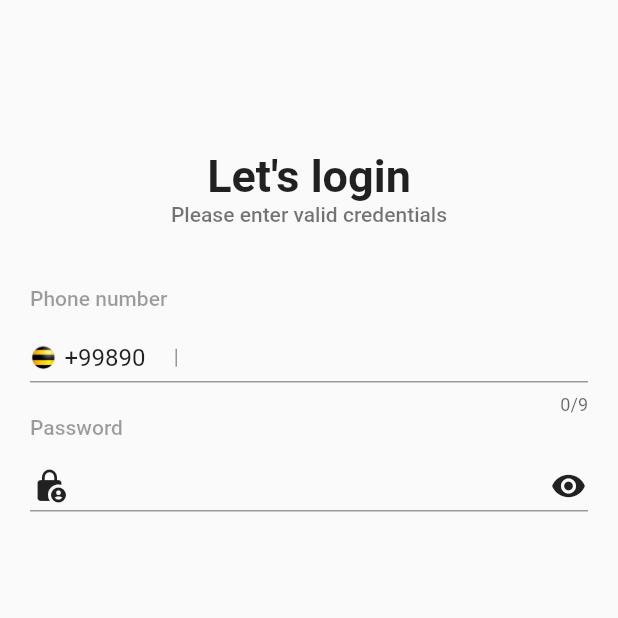
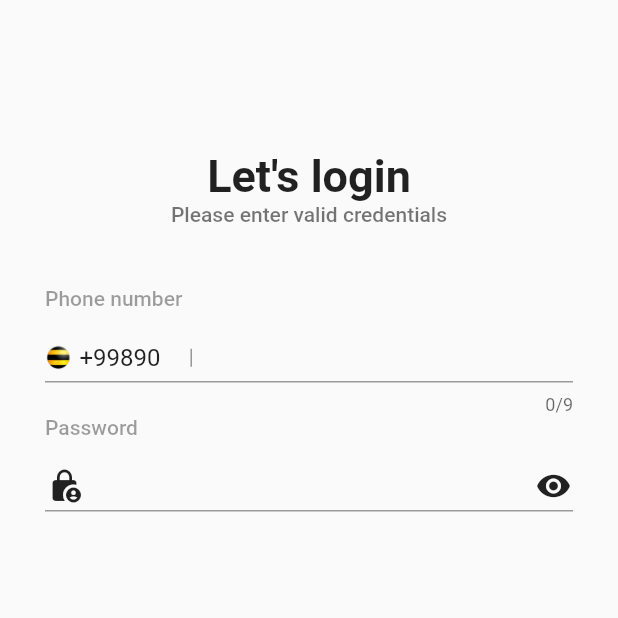
Before and after one commit to shahzodbek163/flinger, a Flutter app: the screen it shows after launch, after a tap on "LOGIN", on a phone screen of 412 x 824 dp, the top half of it. Run offline on Flutter 3.47's test engine with Material 2 defaults, Android fonts, the phone set to English and light mode, and no system bars; our stand-ins replace drop_shadow, flutter_multi_formatter, google_fonts; missing offline and left inert: shadow; Roboto replaces fonts that are missing (Ubuntu).

Commit message:
login screen

```diff
--- a/lib/screens/login_screen.dart
+++ b/lib/screens/login_screen.dart
@@ -13,7 +13,7 @@
   Widget build(BuildContext context) {
     return Scaffold(
       body: Padding(
-        padding: const EdgeInsets.only(top: 100, left: 20, right: 20),
+        padding: const EdgeInsets.only(top: 100, left: 30, right: 30),
         child: Column(
           crossAxisAlignment: CrossAxisAlignment.start,
           children: [
--- a/lib/widgets/text_field_icon.dart
+++ b/lib/widgets/text_field_icon.dart
@@ -25,6 +25,7 @@
           cursorColor: const Color(0xFFff0008),
           style: GoogleFonts.shareTechMono(fontSize: 16),
           keyboardType: isEmail ? TextInputType.emailAddress : null,
+          obscureText: isPassword,
           decoration: const InputDecoration(
             contentPadding: EdgeInsets.only(top: 17, left: 30),
             focusedBorder: UnderlineInputBorder(
--- a/lib/widgets/text_field_red.dart
+++ b/lib/widgets/text_field_red.dart
@@ -18,11 +18,12 @@
         TextField(
           cursorColor: const Color(0xFFff0008),
           maxLength: 9,
+          cursorHeight: 16,
           keyboardType: TextInputType.phone,
           style: GoogleFonts.shareTechMono(fontSize: 16),
           inputFormatters: [MaskedInputFormatter("### ## ##")],
           decoration: const InputDecoration(
-            contentPadding: EdgeInsets.only(top: 17, left: 110),
+            contentPadding: EdgeInsets.only(left: 110, top: 15),
             focusedBorder: UnderlineInputBorder(
                 borderSide: BorderSide(color: Color(0xFFff0008), width: 2)),
           ),
```
